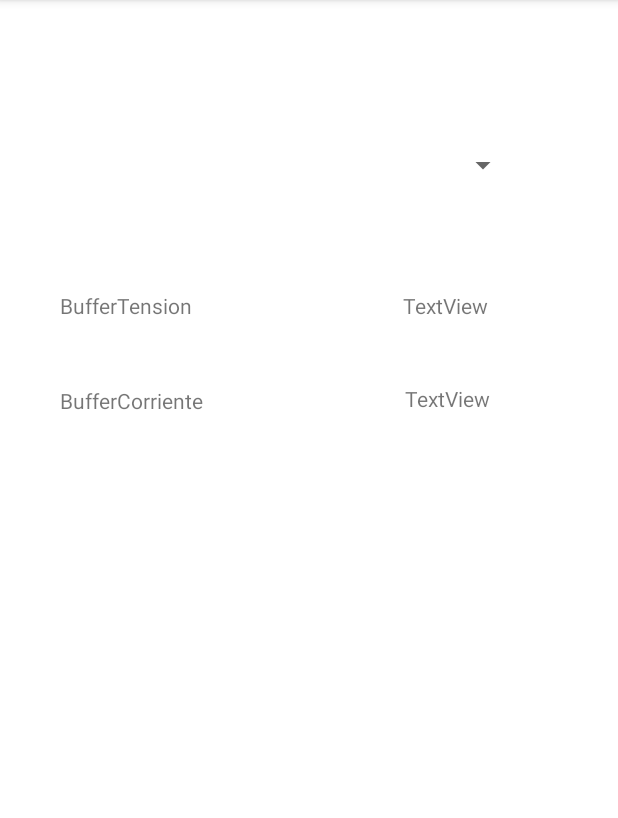
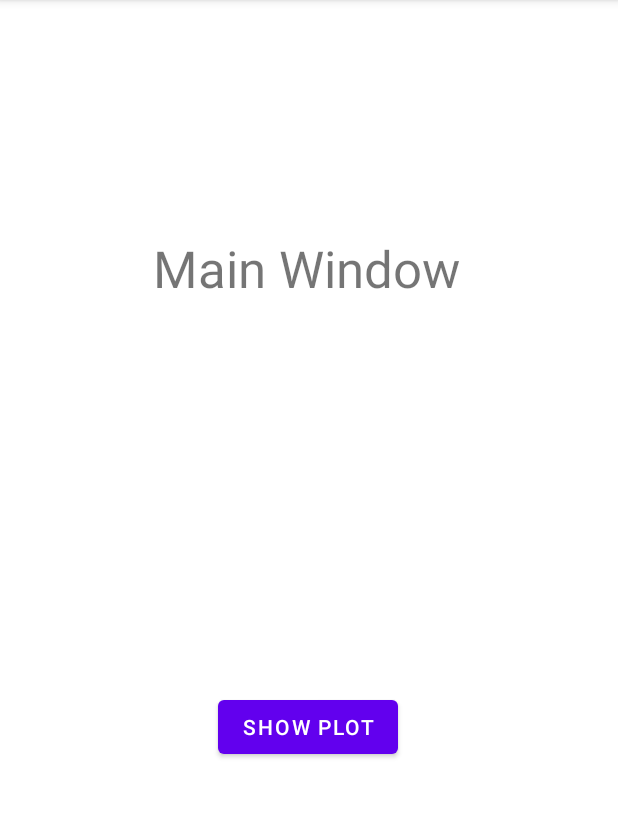
Before and after one commit to fgs222/ME1, an Android app: the screen it shows after launch (MainActivity), on a phone screen of 412 x 824 dp, the part 84-902 px from its top. Run offline under Robolectric (Android 15) with nearby library versions, the light colour scheme and no system bars; our stand-ins replace Volley; network calls fail.

Commit message:
Implementacion Ploteo

```diff
--- a/TPO/app_cliente/app/build.gradle
+++ b/TPO/app_cliente/app/build.gradle
@@ -45,6 +45,7 @@ dependencies {
     implementation 'com.google.android.material:material:1.4.0'
     implementation 'androidx.constraintlayout:constraintlayout:2.0.4'
     implementation 'com.android.volley:volley:1.1.0'
+    implementation 'com.androidplot:androidplot-core:1.5.7'
     testImplementation 'junit:junit:4.+'
     androidTestImplementation 'androidx.test.ext:junit:1.1.3'
     androidTestImplementation 'androidx.test.espresso:espresso-core:3.4.0'
--- a/TPO/app_cliente/app/src/main/AndroidManifest.xml
+++ b/TPO/app_cliente/app/src/main/AndroidManifest.xml
@@ -2,7 +2,7 @@
 <manifest xmlns:android="http://schemas.android.com/apk/res/android"
     package="com.example.app_cliente">
 
-    <uses-permission android:name="android.permission.INTERNET"/>
+    <uses-permission android:name="android.permission.INTERNET" />
 
     <application
         android:allowBackup="true"
@@ -11,6 +11,9 @@
         android:roundIcon="@mipmap/ic_launcher_round"
         android:supportsRtl="true"
         android:theme="@style/Theme.App_cliente">
+        <activity
+            android:name=".PlotActivity"
+            android:exported="true" />
         <activity android:name=".MainActivity">
             <intent-filter>
                 <action android:name="android.intent.action.MAIN" />
--- a/TPO/app_cliente/app/src/main/java/com/example/app_cliente/MainActivity.java
+++ b/TPO/app_cliente/app/src/main/java/com/example/app_cliente/MainActivity.java
@@ -1,6 +1,8 @@
 package com.example.app_cliente;
 
 import androidx.appcompat.app.AppCompatActivity;
+
+import android.content.Intent;
 
 import android.os.Bundle;
 import android.util.Log;
@@ -8,6 +10,7 @@ import android.view.View;
 import android.widget.AdapterView;
 import android.widget.ArrayAdapter;
 import android.widget.Spinner;
+import android.widget.Button;
 import android.widget.TextView;
 
 import com.android.volley.Request;
@@ -20,7 +23,6 @@ import com.android.volley.toolbox.Volley;
 import org.json.JSONArray;
 import org.json.JSONException;
 import org.json.JSONObject;
-
 
 import java.util.ArrayList;
 import static java.lang.Math.sqrt;
@@ -65,22 +67,31 @@ public class MainActivity extends AppCompatActivity {
     private native String getNativeString(); // Esta funcion esta contenida en la libreria
     private native double[] calcularFFT(short[] input, int elementos);
 
-    Spinner SpinnerNames;               // Spinner con nombres del BufferName
-    TextView ViewTension;               // TextView con valores de BufferTension
-    TextView ViewCorriente;             // TextView con valores de BufferCorriente
+    //-----------------Interfaz-----------------//
+    Button showPlotButton;
 
     @Override
     protected void onCreate(Bundle savedInstanceState) {
         super.onCreate(savedInstanceState);
         setContentView(R.layout.activity_main);
 
-        SpinnerNames = findViewById( R.id.spinner_name );         // linkea con el id del xml
-        ViewTension = findViewById( R.id.tension_datos );
-        ViewCorriente = findViewById( R.id.corriente_datos );
+        queue = Volley.newRequestQueue(this);   //inicializo la queue
+        obtenerDatosVolley();
 
-        queue = Volley.newRequestQueue(this);   //inicializo la queue
+        showPlotButton = (Button)findViewById(R.id.button_plot);
+        showPlotButton.setOnClickListener(new View.OnClickListener() {
+            public void onClick(View v) {
 
-        obtenerDatosVolley();
+                // Intents are objects of the android.content.Intent type. Your code can send them
+                // to the Android system defining the components you are targeting.
+                // Intent to start an activity called SecondActivity with the following code:
+
+                Intent intent = new Intent(MainActivity.this, PlotActivity.class);
+
+                // start the activity connect to the specified class
+                startActivity(intent);
+            }
+        });
     }
 
     private void obtenerDatosVolley(){   //Nuevo metodo con logica para obtener json
@@ -100,31 +111,12 @@ public class MainActivity extends AppCompatActivity {
                     BufferTension_int = new int[myJsonArray.length()];
                     BufferCorriente_int = new int[myJsonArray.length()];
 
-                    ArrayAdapter<String> adapter = new ArrayAdapter<>( getApplicationContext(), android.R.layout.simple_spinner_item, bufferNames.getBuffer() );    // hace magia
-                    adapter.setDropDownViewResource( android.R.layout.simple_spinner_dropdown_item );       // mas magia por aca
-                    SpinnerNames.setAdapter( adapter );     // linkea la magia al spinner
-                    SpinnerNames.setOnItemSelectedListener(new AdapterView.OnItemSelectedListener() {
-                        @Override
-                        public void onItemSelected(AdapterView<?> parent, View view, int position, long id) {
-                            ViewTension.setText( bufferTension.getBufferValue(position) );
-                            ViewCorriente.setText( bufferCorriente.getBufferValue(position) );
-                        }
-
-                        @Override
-                        public void onNothingSelected(AdapterView<?> parent) {
-
-                        }
-                    });
-
                     for( int i = 0; i < myJsonArray.length(); i++ ) {
                         JSONObject myJsonObject = myJsonArray.getJSONObject(i);
                         String name = myJsonObject.getString("employee_name");
                         String age = myJsonObject.getString("employee_age");
                         String salary = myJsonObject.getString("employee_salary");
 
-                        bufferNames.SetBufferValue( i, name );
-                        bufferTension.SetBufferValue( i, salary );
-                        bufferCorriente.SetBufferValue( i, age );
                         BufferTension_int[i] = Integer.parseInt(salary);
                         BufferCorriente_int[i] = Integer.parseInt(age);
                     }
--- a/TPO/app_cliente/app/src/main/res/layout/activity_main.xml
+++ b/TPO/app_cliente/app/src/main/res/layout/activity_main.xml
@@ -6,62 +6,38 @@
     android:layout_height="match_parent"
     tools:context=".MainActivity">
 
-    <Spinner
-        android:id="@+id/spinner_name"
-        android:layout_width="282dp"
-        android:layout_height="40dp"
-        android:layout_marginStart="64dp"
-        android:layout_marginLeft="64dp"
-        android:layout_marginTop="90dp"
-        android:layout_marginEnd="65dp"
-        android:layout_marginRight="65dp"
+    <TextView
+        android:id="@+id/main_window_text"
+        android:layout_width="208dp"
+        android:layout_height="44dp"
+        android:layout_marginStart="101dp"
+        android:layout_marginLeft="101dp"
+        android:layout_marginTop="137dp"
+        android:layout_marginEnd="102dp"
+        android:layout_marginRight="102dp"
+        android:layout_marginBottom="550dp"
+        android:text="Main Window"
+        android:textSize="34sp"
+        app:autoSizeMaxTextSize="60dp"
+        app:autoSizeTextType="none"
+        app:layout_constraintBottom_toBottomOf="parent"
         app:layout_constraintEnd_toEndOf="parent"
-        app:layout_constraintHorizontal_bias="0.0"
         app:layout_constraintStart_toStartOf="parent"
         app:layout_constraintTop_toTopOf="parent" />
 
-    <TextView
-        android:id="@+id/tension_datos"
-        android:layout_width="103dp"
-        android:layout_height="31dp"
-        android:layout_marginTop="194dp"
-        android:layout_marginEnd="40dp"
-        android:layout_marginRight="40dp"
-        android:text="TextView"
+    <Button
+        android:id="@+id/button_plot"
+        android:layout_width="wrap_content"
+        android:layout_height="wrap_content"
+        android:layout_marginStart="144dp"
+        android:layout_marginLeft="144dp"
+        android:layout_marginTop="442dp"
+        android:layout_marginEnd="145dp"
+        android:layout_marginRight="145dp"
+        android:layout_marginBottom="241dp"
+        android:text="Show Plot"
+        app:layout_constraintBottom_toBottomOf="parent"
         app:layout_constraintEnd_toEndOf="parent"
-        app:layout_constraintTop_toTopOf="parent" />
-
-    <TextView
-        android:id="@+id/textView"
-        android:layout_width="102dp"
-        android:layout_height="30dp"
-        android:layout_marginStart="40dp"
-        android:layout_marginLeft="40dp"
-        android:layout_marginTop="194dp"
-        android:text="BufferTension"
         app:layout_constraintStart_toStartOf="parent"
         app:layout_constraintTop_toTopOf="parent" />
-
-    <TextView
-        android:id="@+id/corriente_datos"
-        android:layout_width="102dp"
-        android:layout_height="31dp"
-        android:layout_marginTop="256dp"
-        android:layout_marginEnd="40dp"
-        android:layout_marginRight="40dp"
-        android:text="TextView"
-        app:layout_constraintEnd_toEndOf="parent"
-        app:layout_constraintTop_toTopOf="parent" />
-
-    <TextView
-        android:id="@+id/textView2"
-        android:layout_width="100dp"
-        android:layout_height="30dp"
-        android:layout_marginStart="40dp"
-        android:layout_marginLeft="40dp"
-        android:layout_marginTop="257dp"
-        android:text="BufferCorriente"
-        app:layout_constraintStart_toStartOf="parent"
-        app:layout_constraintTop_toTopOf="parent" />
-
 </androidx.constraintlayout.widget.ConstraintLayout>
```
Also changed, not shown: TPO/app_cliente/app/src/main/java/com/example/app_cliente/Buffer.java (+5 -7 lines), TPO/app_cliente/app/src/main/java/com/example/app_cliente/PlotActivity.java (added, +63 -0 lines), TPO/app_cliente/app/src/main/res/layout/activity_plot.xml (added, +19 -0 lines).
